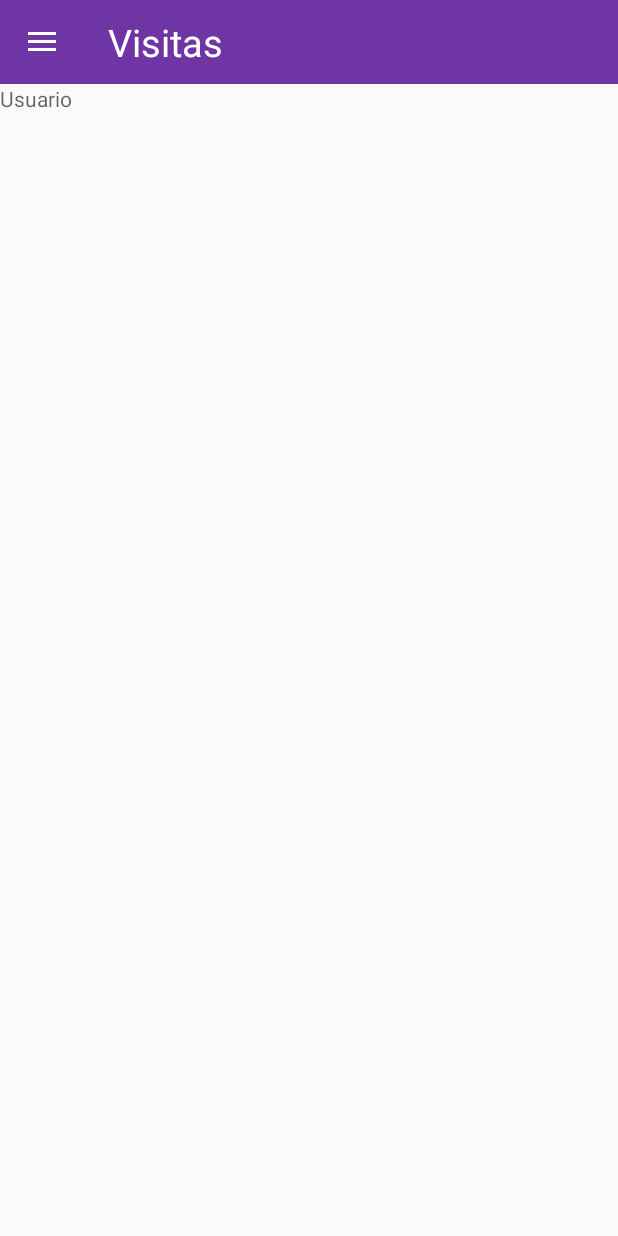
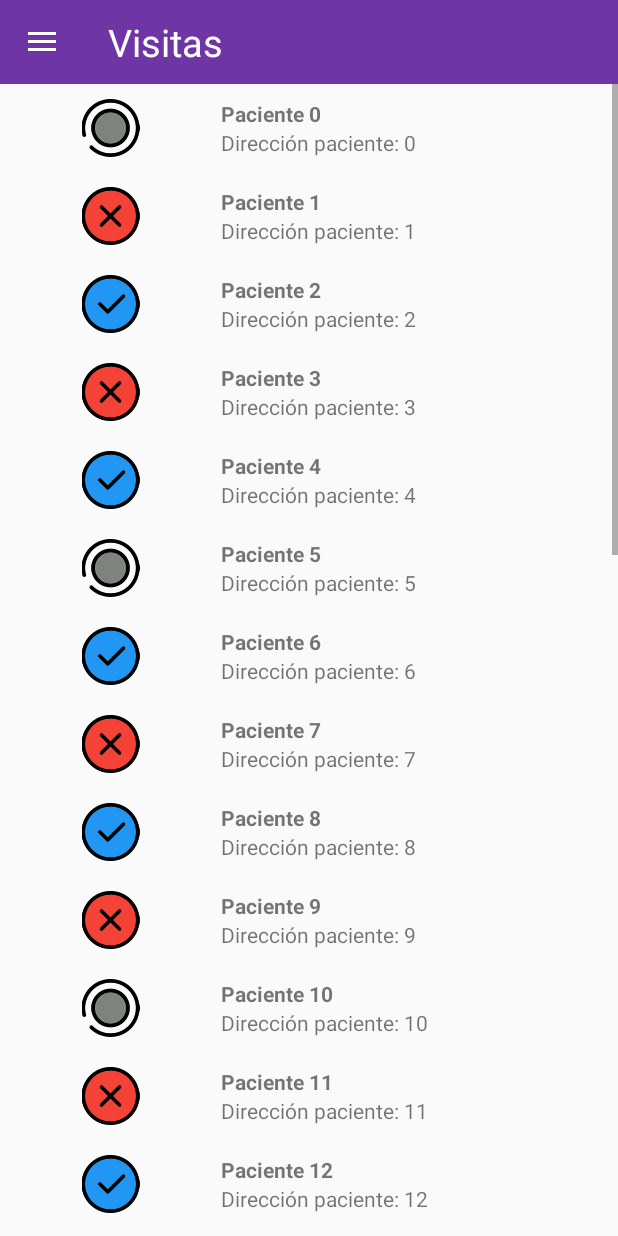
Before and after one commit to UTN-FRBA-Mobile/YenDoc, an Android app: the fragment DashboardFragment placed in its activity, on a phone screen of 412 x 824 dp. Run offline under Robolectric (Android 15) with nearby library versions, the phone set to English and light mode, and no system bars.

Commit message:
DashboardFragment

```diff
--- /dev/null
+++ b/app/src/main/java/ar/yendoc/core/Visita.kt
@@ -0,0 +1,3 @@
+package ar.yendoc.core
+
+class Visita(val idVisita: Int, val nombrePaciente: String, val direccionPaciente: String, val estado: Int?)
--- /dev/null
+++ b/app/src/main/java/ar/yendoc/core/VisitaAPI.kt
@@ -0,0 +1,23 @@
+package ar.yendoc.core
+
+class VisitaAPI {
+    fun getVisitas(): MutableList<Visita> {
+        val dataset = mutableListOf<Visita>()
+        for (i in 0..30) {
+            if (i % 5 == 0) {
+                dataset.add(Visita(i, "Paciente $i", "Dirección paciente: $i", 0))
+                continue
+            }
+
+            if (i % 2 == 0)
+            //even
+                dataset.add(Visita(i, "Paciente $i", "Dirección paciente: $i", 1))
+            else
+            //odd
+                dataset.add(Visita(i, "Paciente $i", "Dirección paciente: $i", 2))
+        }
+        val idTemporal = dataset.size + 1
+        dataset.add(Visita(idTemporal, "Paciente $idTemporal", "Dirección paciente: $idTemporal", 3))
+        return dataset
+    }
+}
--- /dev/null
+++ b/app/src/main/java/ar/yendoc/core/VisitasAdapter.kt
@@ -0,0 +1,38 @@
+package ar.yendoc.core
+
+import android.view.LayoutInflater
+import android.view.View
+import android.view.ViewGroup
+import android.widget.ImageView
+import android.widget.TextView
+import androidx.recyclerview.widget.RecyclerView
+import ar.yendoc.R
+
+class VisitasAdapter (private val myDataset: MutableList<Visita>) :
+    RecyclerView.Adapter<VisitasAdapter.MyViewHolder>() {
+
+    class MyViewHolder(val view: View) : RecyclerView.ViewHolder(view)
+
+    override fun onCreateViewHolder(parent: ViewGroup,
+                                    viewType: Int): VisitasAdapter.MyViewHolder {
+        val view : View = LayoutInflater.from(parent.context)
+                .inflate(R.layout.view_list_visitas, parent, false)
+
+        return MyViewHolder(view)
+    }
+
+    override fun onBindViewHolder(holder: MyViewHolder, position: Int) {
+        holder.view.findViewById<TextView>(R.id.paciente).text = myDataset[position].nombrePaciente
+        holder.view.findViewById<TextView>(R.id.paciente_direccion).text = myDataset[position].direccionPaciente
+        if(myDataset[position].estado == 0)
+            holder.view.findViewById<ImageView>(R.id.estado_visita).setImageResource(R.drawable.pendiente)
+        else if(myDataset[position].estado == 1)
+            holder.view.findViewById<ImageView>(R.id.estado_visita).setImageResource(R.drawable.cumplida)
+        else if(myDataset[position].estado == 2)
+            holder.view.findViewById<ImageView>(R.id.estado_visita).setImageResource(R.drawable.no_cumplida)
+        else if(myDataset[position].estado == 3)
+            holder.view.findViewById<ImageView>(R.id.estado_visita).setImageResource(R.drawable.en_curso)
+    }
+
+    override fun getItemCount() = myDataset.size
+}
--- a/app/src/main/java/ar/yendoc/ui/DashboardFragment.kt
+++ b/app/src/main/java/ar/yendoc/ui/DashboardFragment.kt
@@ -8,6 +8,8 @@ import androidx.fragment.app.Fragment
 import androidx.recyclerview.widget.LinearLayoutManager
 import androidx.recyclerview.widget.RecyclerView
 import ar.yendoc.MainActivity
+import ar.yendoc.core.VisitaAPI
+import ar.yendoc.core.VisitasAdapter
 import ar.yendoc.databinding.FragmentDashboardBinding
 
 class DashboardFragment : Fragment() {
@@ -28,14 +30,15 @@ class DashboardFragment : Fragment() {
         super.onViewCreated(view, savedInstanceState)
 
         (requireActivity() as MainActivity).supportActionBar!!.show()
-       /* val myDataset = MovieApi().getMovies()
+
+        val myVisitas = VisitaAPI().getVisitas()
 
         val viewManager = LinearLayoutManager(this.context)
-        val viewAdapter = MoviesAdapter(myDataset)
+        val viewAdapter = VisitasAdapter(myVisitas)
 
-        recyclerView = binding.myRecyclerView.apply {
+        recyclerView = binding.recyclerVisitas.apply {
             layoutManager = viewManager
             adapter = viewAdapter
-        }*/
+        }
     }
 }
--- a/app/src/main/res/layout/fragment_dashboard.xml
+++ b/app/src/main/res/layout/fragment_dashboard.xml
@@ -5,13 +5,10 @@
     android:layout_width="match_parent"
     android:layout_height="match_parent">
 
-    <TextView
-        android:id="@+id/prueba"
+    <androidx.recyclerview.widget.RecyclerView
+        android:id="@+id/recycler_visitas"
+        android:scrollbars="vertical"
         android:layout_width="match_parent"
-        android:layout_height="wrap_content"
-        android:layout_gravity="center_horizontal"
-        android:layout_weight="1"
-        android:gravity="bottom"
-        android:hint="@string/usuario" />
+        android:layout_height="match_parent"/>
 
 </LinearLayout>
--- /dev/null
+++ b/app/src/main/res/layout/view_list_visitas.xml
@@ -0,0 +1,35 @@
+<?xml version="1.0" encoding="utf-8"?>
+<LinearLayout
+    xmlns:android="http://schemas.android.com/apk/res/android"
+    android:layout_width="match_parent"
+    android:layout_height="wrap_content"
+    android:orientation="horizontal"
+    android:padding="10dp">
+
+    <ImageView
+        android:id="@+id/estado_visita"
+        android:layout_width="0dp"
+        android:layout_height="match_parent"
+        android:layout_weight="1"
+        android:src="@drawable/pendiente"/>
+
+    <LinearLayout
+        android:layout_width="0dp"
+        android:layout_height="wrap_content"
+        android:layout_weight="2"
+        android:orientation="vertical"
+        android:layout_marginLeft="10dp">
+        <TextView
+            android:id="@+id/paciente"
+            android:layout_width="wrap_content"
+            android:layout_height="wrap_content"
+            android:textStyle="bold"
+            android:text="@string/nombre_paciente"/>
+
+        <TextView
+            android:id="@+id/paciente_direccion"
+            android:layout_width="wrap_content"
+            android:layout_height="wrap_content"
+            android:text="@string/direccion_generica"/>
+    </LinearLayout>
+</LinearLayout>
--- a/app/src/main/res/values/strings.xml
+++ b/app/src/main/res/values/strings.xml
@@ -18,4 +18,6 @@
     <string name="julian_roman">Julián Román</string>
     <string name="carolina_andrea_d_alfonso">Carolina Andrea D\'Alfonso</string>
     <string name="nombre_generico">Nombre Médico</string>
+    <string name="nombre_paciente">Nombre Paciente</string>
+    <string name="direccion_generica">Dirección, Barrio, CABA</string>
 </resources>
```
Also changed, not shown: app/src/main/res/drawable-v24/cumplida.png (added), app/src/main/res/drawable-v24/en_curso.png (added), app/src/main/res/drawable-v24/no_cumplida.png (added), app/src/main/res/drawable-v24/pendiente.png (added).
